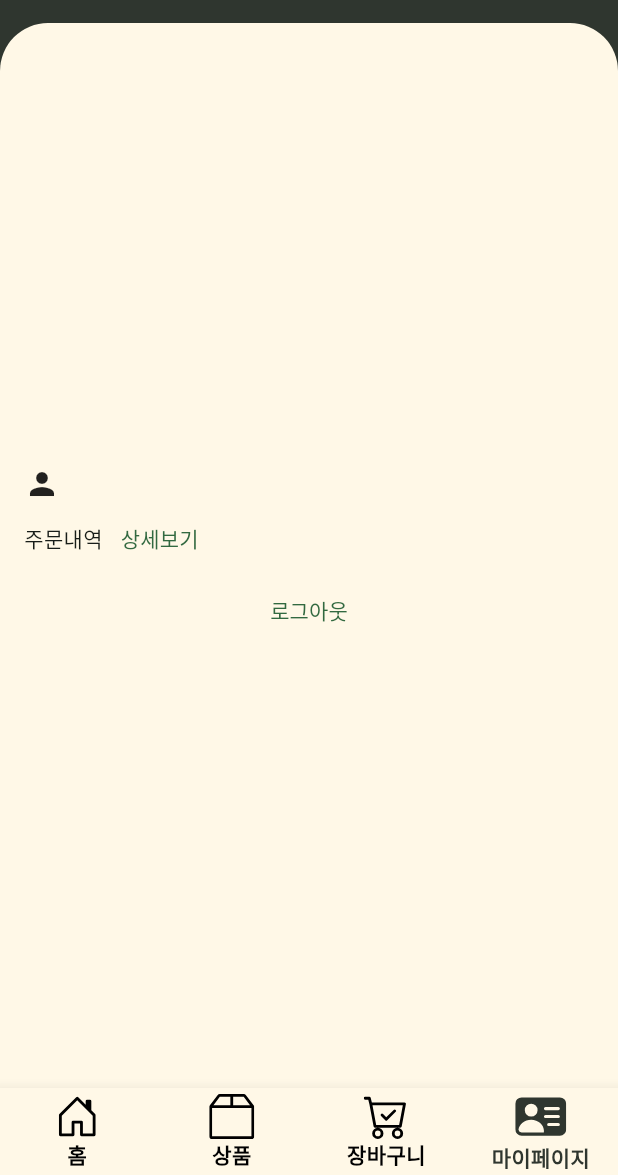
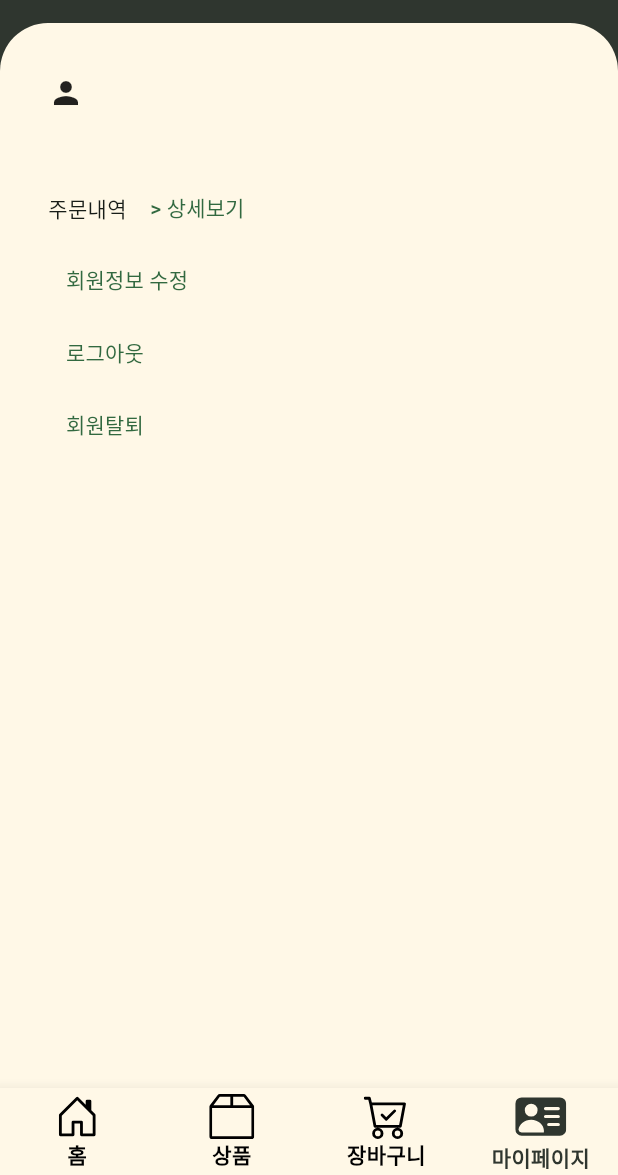
Before and after one commit to ALSDlab/birthday_presents_web_app, a Flutter app: the ProfilePage screen opened by its route, on a phone screen of 412 x 824 dp, the part 61-1236 px from its top. Run offline on Flutter 3.47's test engine with Material 3 defaults, Android fonts, the phone set to English and light mode, and no system bars; drawn by our look-alikes of stylish_bottom_bar; our stand-ins replace badges, bootstrap_icons, cached_network_image, cloud_firestore, connectivity_plus, firebase_auth and 7 more; missing offline and left inert: bootpay, daum_postcode_search, kpostal_web; accounts and stored records are empty; generated files the repository leaves out were written again; Roboto replaces fonts that are missing (Jalnan, KoPub, Kopub).

```diff
--- a/lib/router.dart
+++ b/lib/router.dart
@@ -1,6 +1,7 @@
 import 'package:flutter/material.dart';
 import 'package:go_router/go_router.dart';
 import 'package:myk_market_app/view/page/agreement_page/agreement_page.dart';
+import 'package:myk_market_app/view/page/change_password_page/change_password_page.dart';
 import 'package:myk_market_app/view/page/login_page/login_page.dart';
 import 'package:myk_market_app/view/page/login_page/login_page_view_model.dart';
 import 'package:myk_market_app/view/page/main_page/main_page.dart';
@@ -127,6 +128,10 @@ final router = GoRouter(
                               ),
                             ),
                           ]),
+                      GoRoute(
+                        path: 'change_password_page',
+                        builder: (context, state) => ChangePasswordPage(),
+                      )
                     ]),
                 GoRoute(
                     path: 'order_history_page',
@@ -134,6 +139,7 @@ final router = GoRouter(
                           create: (_) => getIt<OrderHistoryPageViewModel>(),
                           child: const OrderHistoryPage(),
                         )),
+
               ]),
           GoRoute(
             path: '/product_detail_page',
--- a/lib/view/page/login_page/login_page.dart
+++ b/lib/view/page/login_page/login_page.dart
@@ -148,7 +148,9 @@ class _LoginPageState extends State<LoginPage> {
                           Row(
                             children: [
                               TextButton(
-                                onPressed: () {},
+                                onPressed: () {
+                                  context.push('/profile_page/login_page/change_password_page');
+                                },
                                 child: const Text(
                                   '아이디 / 비밀번호 찾기',
                                   style: TextStyle(
--- a/lib/view/page/profile_page/profile_page.dart
+++ b/lib/view/page/profile_page/profile_page.dart
@@ -1,5 +1,6 @@
 import 'package:firebase_auth/firebase_auth.dart';
 import 'package:flutter/material.dart';
+import 'package:flutter_screenutil/flutter_screenutil.dart';
 import 'package:go_router/go_router.dart';
 
 class ProfilePage extends StatefulWidget {
@@ -29,16 +30,19 @@ class _ProfilePageState extends State<ProfilePage> {
         child: Container(
           color: const Color(0xFFFFF8E7),
           child: Padding(
-            padding: const EdgeInsets.all(16.0),
+            padding: const EdgeInsets.all(32.0),
             child: Column(
-              mainAxisAlignment: MainAxisAlignment.center,
+              crossAxisAlignment: CrossAxisAlignment.start,
               children: [
                 Row(
                   children: [
                     const Icon(Icons.person),
                     Text(FirebaseAuth.instance.currentUser?.displayName ??
-                        '사용자'),
+                        '사용자', style: TextStyle(fontSize: 20),),
                   ],
+                ),
+                SizedBox(
+                  height: 32.h,
                 ),
                 Row(
                   children: [
@@ -48,9 +52,13 @@ class _ProfilePageState extends State<ProfilePage> {
                         GoRouter.of(context)
                             .push('/profile_page/order_history_page');
                       },
-                      child: const Text('상세보기'),
+                      child: const Text(' > 상세보기'),
                     ),
                   ],
+                ),
+                TextButton(
+                  onPressed: () {},
+                  child: const Text('회원정보 수정'),
                 ),
                 TextButton(
                   onPressed: () {
@@ -58,6 +66,10 @@ class _ProfilePageState extends State<ProfilePage> {
                     GoRouter.of(context).go('/main_page');
                   },
                   child: const Text('로그아웃'),
+                ),
+                TextButton(
+                  onPressed: () {},
+                  child: const Text('회원탈퇴'),
                 ),
               ],
             ),
```
Also changed, not shown: lib/view/page/change_password_page/change_password_page.dart (added, +103 -0 lines).
